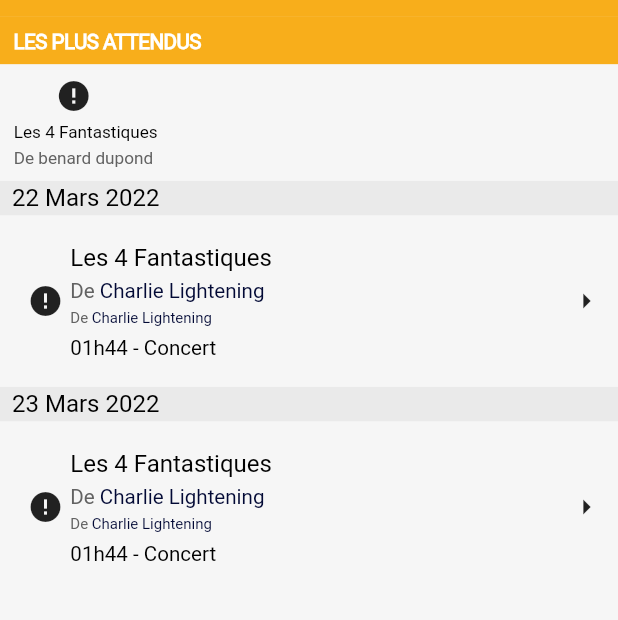
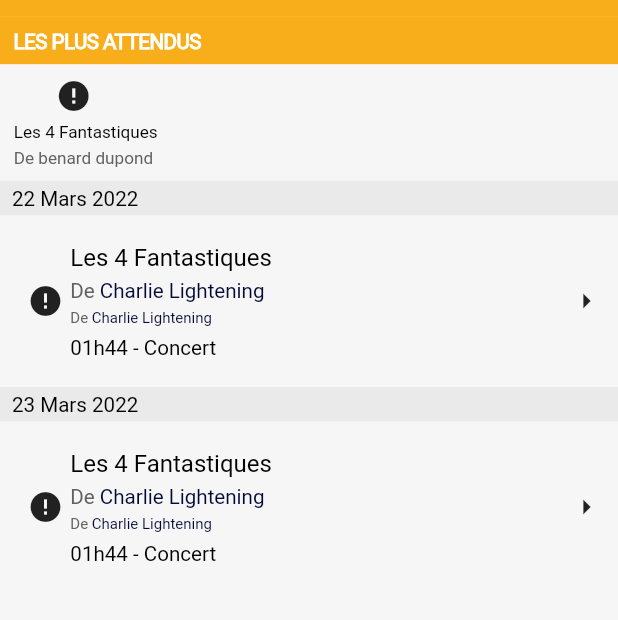
Before and after one commit to nStevenH/app_cinemovida, a Flutter app: the ComingSoonScreen screen opened by its route, on a phone screen of 412 x 824 dp, the part 128-748 px from its top. Run offline on Flutter 3.47's test engine with Material 2 defaults, Android fonts, the phone set to English and light mode, and no system bars; drawn by our look-alikes of cached_network_image; our stand-ins replace firebase_core, flutter_riverpod, flutter_screenutil, go_router; accounts and stored records are empty; network calls fail.

Commit message:
update typography

```diff
--- a/lib/src/constants/style.dart
+++ b/lib/src/constants/style.dart
@@ -67,9 +67,9 @@ var textSubtitleG = TextStyle(
 // text body (size 14 - fontWeight 400)
 var textBodyB = TextStyle(
     color: black,
-    fontSize: 14.sp,
+    fontSize: 12.sp,
     fontFamily: 'Roboto',
-    fontWeight: FontWeight.w400
+    fontWeight: FontWeight.w500
 );
 var textBodyW = TextStyle(
     color: white,
```
